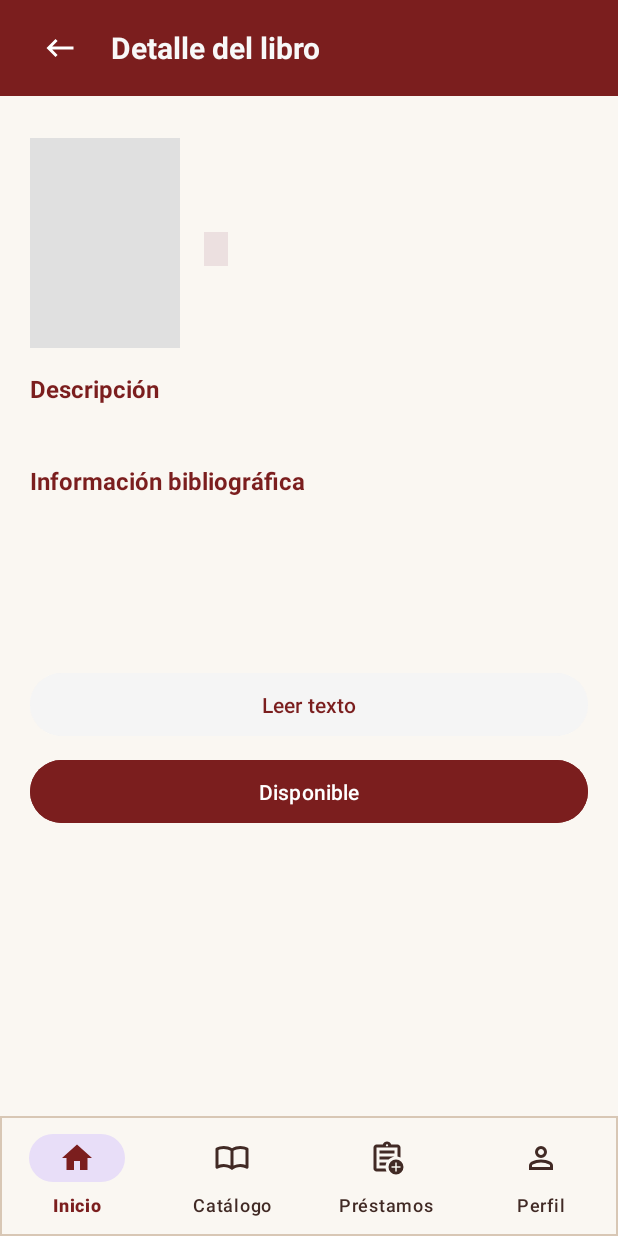
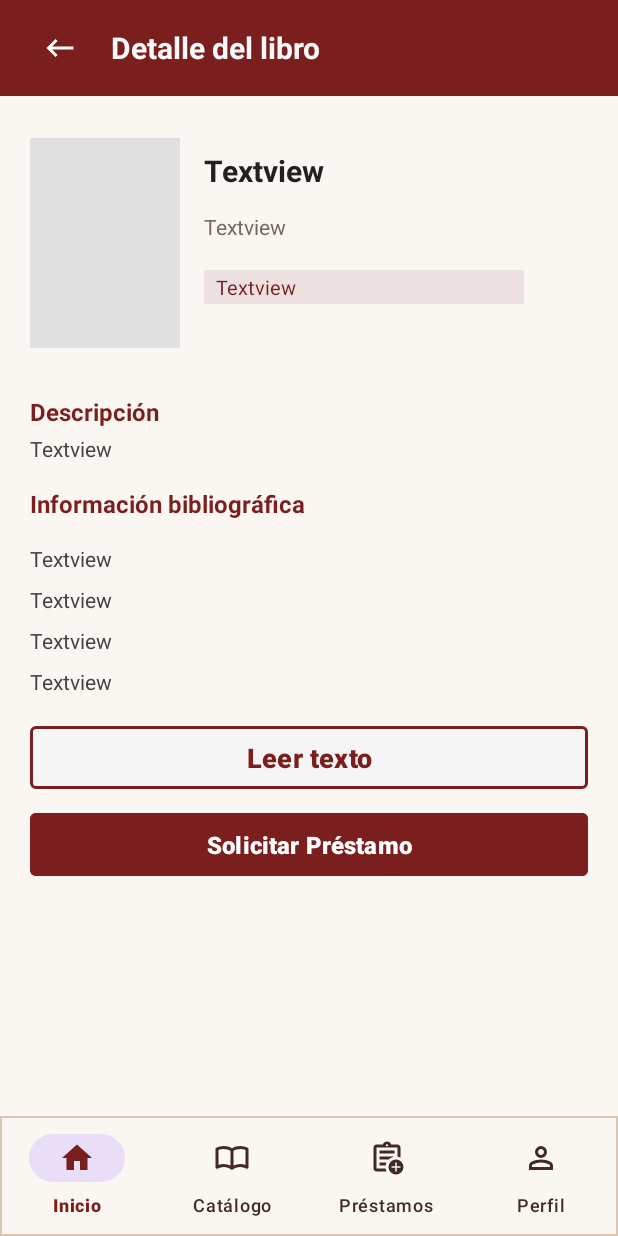
Before and after one commit to cristianjared574-dotcom/bibliodesk_movil, an Android app: the layout activity_detalle_libro.xml on its own in the app's theme, with its tools: preview values and no code run, on a phone screen of 412 x 824 dp. Run offline under Robolectric (Android 15) with nearby library versions, the phone set to English and light mode, and no system bars.

Commit message:
actualizacion de cls,datas,apiservice y layout de vista detalle

```diff
--- a/app/src/main/java/com/example/bibliodesk_movil/InterfaceApi/ApiService.kt
+++ b/app/src/main/java/com/example/bibliodesk_movil/InterfaceApi/ApiService.kt
@@ -5,6 +5,7 @@ import com.example.bibliodesk_movil.Modelo.dataCategorias
 import com.example.bibliodesk_movil.Modelo.dataCerrarSesion
 import com.example.bibliodesk_movil.Modelo.dataContenidoLibro
 import com.example.bibliodesk_movil.Modelo.dataInicioResponse
+import com.example.bibliodesk_movil.Modelo.dataLibroDetalle
 import com.example.bibliodesk_movil.Modelo.dataLibroDetalleResponse
 import com.example.bibliodesk_movil.Modelo.dataLoginRequest
 import com.example.bibliodesk_movil.Modelo.dataLoginResponse
@@ -25,8 +26,7 @@ interface ApiService {
     suspend fun obtenerLibros(@Query("id_categoria") idCategoria: Int): List<dataCatalogoLibros>
 
     @GET("libro_detalle.php")
-    suspend fun obtenerDetalleLibro(@Query("id_libro")idLibro: Int
-    ): dataLibroDetalleResponse
+    suspend fun obtenerDetalleLibro(@Query("id_libro")idLibro: Int): dataLibroDetalleResponse
 
     @POST("login.php")
     suspend fun iniciarSesion(@Body request: dataLoginRequest): dataLoginResponse
--- a/app/src/main/java/com/example/bibliodesk_movil/Modelo/clsCatalogoLibrosModelo.kt
+++ b/app/src/main/java/com/example/bibliodesk_movil/Modelo/clsCatalogoLibrosModelo.kt
@@ -2,6 +2,7 @@ package com.example.bibliodesk.modelo
 
 import com.example.bibliodesk_movil.Red.RetrofitCliente
 import com.example.bibliodesk_movil.Modelo.dataCatalogoLibros
+import com.example.bibliodesk_movil.Modelo.dataLibroDetalle
 import com.example.bibliodesk_movil.Modelo.dataLibroDetalleResponse
 
 
@@ -9,8 +10,4 @@ class clsCatalogoLibrosModelo {
     suspend fun obtenerLibros(idCategoria: Int): List<dataCatalogoLibros>{
         return RetrofitCliente.apiService.obtenerLibros(idCategoria)
     }
-
-    suspend fun obtenerDetalleLibro(idLibro: Int): dataLibroDetalleResponse {
-        return RetrofitCliente.apiService.obtenerDetalleLibro(idLibro)
-    }
 }
--- a/app/src/main/res/layout/activity_detalle_libro.xml
+++ b/app/src/main/res/layout/activity_detalle_libro.xml
@@ -84,6 +84,7 @@
                         android:layout_width="match_parent"
                         android:layout_height="wrap_content"
                         android:textSize="20sp"
+                        android:text="Textview"
                         android:textStyle="bold"
                         android:textColor="#212121"
                         android:layout_marginBottom="4dp"/>
@@ -92,27 +93,32 @@
                         android:id="@+id/txtAutor"
                         android:layout_width="match_parent"
                         android:layout_height="wrap_content"
+                        android:layout_marginTop="10dp"
                         android:textSize="14sp"
+                        android:text="Textview"
                         android:textColor="#75685E"
                         android:layout_marginBottom="4dp"/>
 
                     <TextView
                         android:id="@+id/txtCategoria"
-                        android:layout_width="wrap_content"
+                        android:layout_width="213dp"
                         android:layout_height="wrap_content"
-                        android:textSize="13sp"
-                        android:textColor="#7B1E1E"
+                        android:layout_marginTop="15dp"
                         android:background="#ECE0E0"
                         android:paddingStart="8dp"
+                        android:paddingTop="2dp"
                         android:paddingEnd="8dp"
-                        android:paddingTop="2dp"
-                        android:paddingBottom="2dp"/>
+                        android:paddingBottom="2dp"
+                        android:text="Textview"
+                        android:textColor="#7B1E1E"
+                        android:textSize="13sp" />
                 </LinearLayout>
             </LinearLayout>
 
             <TextView
                 android:layout_width="match_parent"
                 android:layout_height="wrap_content"
+                android:layout_marginTop="15dp"
                 android:text="Descripción"
                 android:textSize="16sp"
                 android:textStyle="bold"
@@ -125,6 +131,7 @@
                 android:layout_height="wrap_content"
                 android:textSize="14sp"
                 android:textColor="#424242"
+                android:text="Textview"
                 android:layout_marginBottom="16dp"/>
 
             <TextView
@@ -140,7 +147,9 @@
                 android:id="@+id/txtIsbn"
                 android:layout_width="match_parent"
                 android:layout_height="wrap_content"
+                android:layout_marginTop="8dp"
                 android:textSize="14sp"
+                android:text="Textview"
                 android:textColor="#424242"
                 android:drawablePadding="8dp"
                 android:layout_marginBottom="4dp"/>
@@ -149,7 +158,9 @@
                 android:id="@+id/txtEditorial"
                 android:layout_width="match_parent"
                 android:layout_height="wrap_content"
+                android:layout_marginTop="4dp"
                 android:textSize="14sp"
+                android:text="Textview"
                 android:textColor="#424242"
                 android:drawablePadding="8dp"
                 android:layout_marginBottom="4dp"/>
@@ -158,7 +169,9 @@
                 android:id="@+id/txtAnio"
                 android:layout_width="match_parent"
                 android:layout_height="wrap_content"
+                android:layout_marginTop="4dp"
                 android:textSize="14sp"
+                android:text="Textview"
                 android:textColor="#424242"
                 android:drawablePadding="8dp"
                 android:layout_marginBottom="4dp"/>
@@ -167,7 +180,9 @@
                 android:id="@+id/txtPaginas"
                 android:layout_width="match_parent"
                 android:layout_height="wrap_content"
+                android:layout_marginTop="4dp"
                 android:textSize="14sp"
+                android:text="Textview"
                 android:textColor="#424242"
                 android:drawablePadding="8dp"
                 android:layout_marginBottom="16dp"/>
@@ -176,18 +191,27 @@
                 android:id="@+id/btnLeerTexto"
                 android:layout_width="match_parent"
                 android:layout_height="50dp"
+                android:layout_marginBottom="8dp"
+                android:backgroundTint="#F5F5F5"
+                android:shadowColor="#673AB7"
                 android:text="Leer texto"
-                android:backgroundTint="#F5F5F5"
                 android:textColor="#7B1E1E"
-                android:layout_marginBottom="8dp"/>
+                android:textSize="18sp"
+                android:textStyle="bold"
+                app:cornerRadius="4dp"
+                app:strokeColor="#7B1E1E"
+                app:strokeWidth="2dp" />
 
             <Button
                 android:id="@+id/btnDisponibilidad"
                 android:layout_width="match_parent"
                 android:layout_height="50dp"
-                android:text="Disponible"
                 android:backgroundTint="#7B1E1E"
-                android:textColor="#FFFFFF"/>
+                android:text="Solicitar Préstamo"
+                android:textColor="#FFFFFF"
+                android:textSize="16sp"
+                android:textStyle="bold"
+                app:cornerRadius="4dp" />
 
         </LinearLayout>
     </ScrollView>
```
Also changed, not shown: app/src/main/AndroidManifest.xml (+10 -2 lines), app/src/main/java/com/example/bibliodesk_movil/Modelo/clsDetalleLibroModelo.kt (added, +9 -0 lines), app/src/main/java/com/example/bibliodesk_movil/Modelo/dataLibroDetalle.kt (+13 -12 lines), app/src/main/java/com/example/bibliodesk_movil/Modelo/dataLibroDetalleResponse.kt (+5 -3 lines), app/src/main/java/com/example/bibliodesk_movil/Presentador/clsDetalleLibroPresentador.kt (added, +27 -0 lines), app/src/main/java/com/example/bibliodesk_movil/Vista/CatalogoActivity.kt (+7 -0 lines), app/src/main/java/com/example/bibliodesk_movil/Vista/DetalleLibroActivity.kt (+18 -51 lines).
